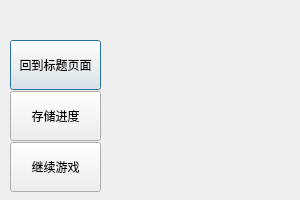
Fancyyyf/Fake-Link-25Sep-VacationWork-, file Fake-Link/pausedialog.ui: the form before one commit.
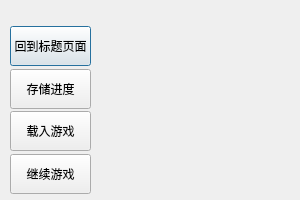
The form after the commit.

Diff of the .ui file:
```diff
--- a/Fake-Link/pausedialog.ui
+++ b/Fake-Link/pausedialog.ui
@@ -17,9 +17,9 @@
    <property name="geometry">
     <rect>
      <x>10</x>
-     <y>40</y>
-     <width>91</width>
-     <height>154</height>
+     <y>26</y>
+     <width>81</width>
+     <height>168</height>
     </rect>
    </property>
    <layout class="QVBoxLayout" name="verticalLayout">
@@ -30,8 +30,8 @@
      <widget class="QPushButton" name="backRequestButton">
       <property name="minimumSize">
        <size>
-        <width>70</width>
-        <height>50</height>
+        <width>60</width>
+        <height>40</height>
        </size>
       </property>
       <property name="text">
@@ -39,12 +39,25 @@
       </property>
      </widget>
     </item>
+    <item>
+     <spacer name="verticalSpacer">
+      <property name="orientation">
+       <enum>Qt::Orientation::Vertical</enum>
+      </property>
+      <property name="sizeHint" stdset="0">
+       <size>
+        <width>20</width>
+        <height>40</height>
+       </size>
+      </property>
+     </spacer>
+    </item>
     <item>
      <widget class="QPushButton" name="saveButton">
       <property name="minimumSize">
        <size>
-        <width>70</width>
-        <height>50</height>
+        <width>60</width>
+        <height>40</height>
        </size>
       </property>
       <property name="text">
@@ -52,12 +65,51 @@
       </property>
      </widget>
     </item>
+    <item>
+     <spacer name="verticalSpacer_2">
+      <property name="orientation">
+       <enum>Qt::Orientation::Vertical</enum>
+      </property>
+      <property name="sizeHint" stdset="0">
+       <size>
+        <width>20</width>
+        <height>40</height>
+       </size>
+      </property>
+     </spacer>
+    </item>
+    <item>
+     <widget class="QPushButton" name="loadButton">
+      <property name="minimumSize">
+       <size>
+        <width>60</width>
+        <height>40</height>
+       </size>
+      </property>
+      <property name="text">
+       <string>载入游戏</string>
+      </property>
+     </widget>
+    </item>
+    <item>
+     <spacer name="verticalSpacer_3">
+      <property name="orientation">
+       <enum>Qt::Orientation::Vertical</enum>
+      </property>
+      <property name="sizeHint" stdset="0">
+       <size>
+        <width>20</width>
+        <height>40</height>
+       </size>
+      </property>
+     </spacer>
+    </item>
     <item>
      <widget class="QPushButton" name="backToGameButton">
       <property name="minimumSize">
        <size>
-        <width>70</width>
-        <height>50</height>
+        <width>60</width>
+        <height>40</height>
        </size>
       </property>
       <property name="text">
```
